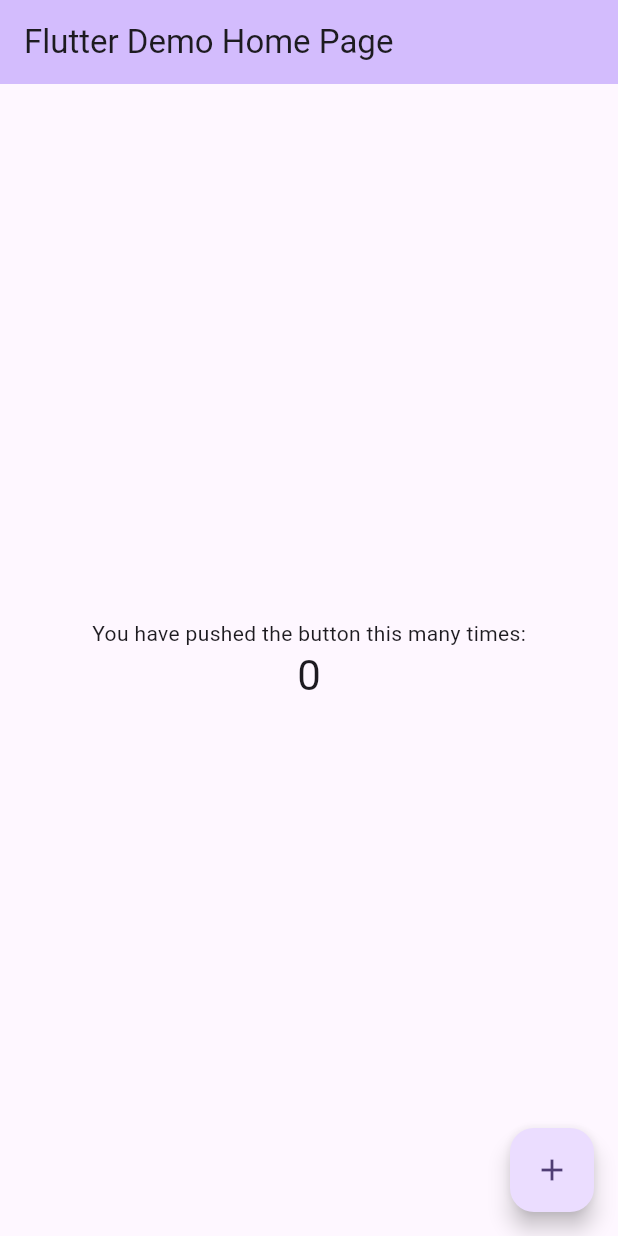
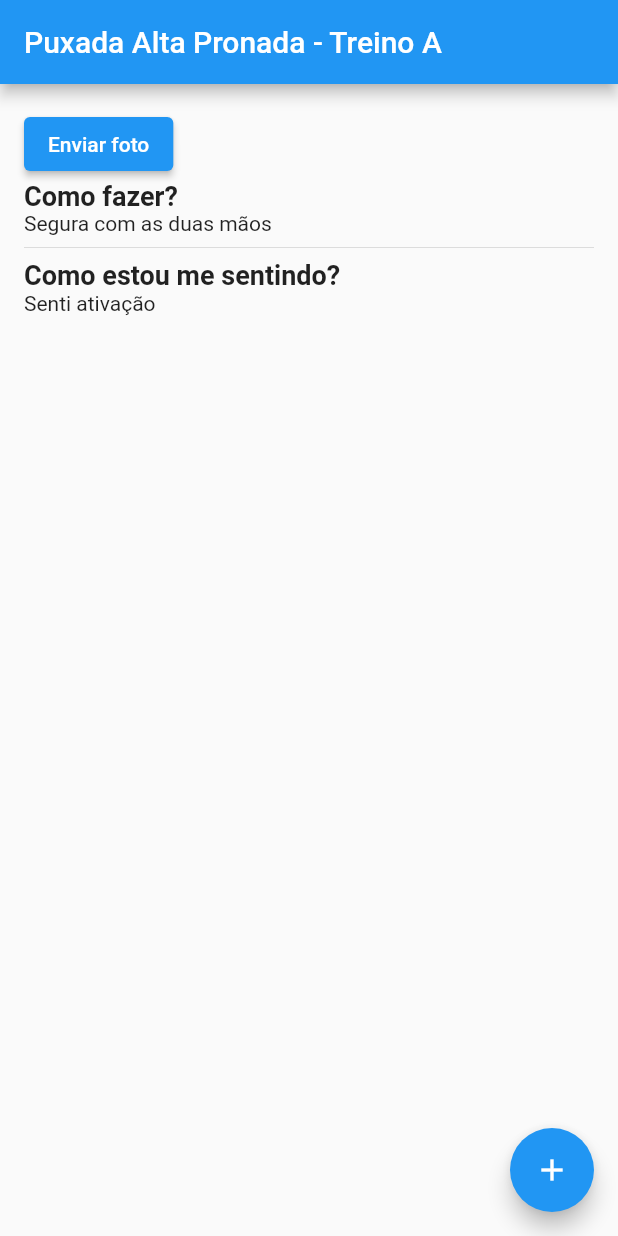
Before and after one commit to FellipePatrick/FlutterDoc, a Flutter app: the screen it shows after launch, on a phone screen of 412 x 824 dp. Run offline on Flutter 3.47's test engine with Material 2 defaults, Android fonts, the phone set to English and light mode, and no system bars.

Commit message:
Add new view and new models

```diff
--- a/src/FirstProject/app/lib/main.dart
+++ b/src/FirstProject/app/lib/main.dart
@@ -1,3 +1,4 @@
+import 'package:app1/views/exercicio_view.dart';
 import 'package:flutter/material.dart';
 
 void main() {
@@ -7,119 +8,10 @@ void main() {
 class MyApp extends StatelessWidget {
   const MyApp({super.key});
 
-  // This widget is the root of your application.
   @override
   Widget build(BuildContext context) {
     return MaterialApp(
-      title: 'Flutter Demo',
-      theme: ThemeData(
-        // This is the theme of your application.
-        //
-        // TRY THIS: Try running your application with "flutter run". You'll see
-        // the application has a blue toolbar. Then, without quitting the app,
-        // try changing the seedColor in the colorScheme below to Colors.green
-        // and then invoke "hot reload" (save your changes or press the "hot
-        // reload" button in a Flutter-supported IDE, or press "r" if you used
-        // the command line to start the app).
-        //
-        // Notice that the counter didn't reset back to zero; the application
-        // state is not lost during the reload. To reset the state, use hot
-        // restart instead.
-        //
-        // This works for code too, not just values: Most code changes can be
-        // tested with just a hot reload.
-        colorScheme: ColorScheme.fromSeed(seedColor: Colors.deepPurple),
-        useMaterial3: true,
-      ),
-      home: const MyHomePage(title: 'Flutter Demo Home Page'),
+      home: ExecicioTela(),
     );
   }
 }
-
-class MyHomePage extends StatefulWidget {
-  const MyHomePage({super.key, required this.title});
-
-  // This widget is the home page of your application. It is stateful, meaning
-  // that it has a State object (defined below) that contains fields that affect
-  // how it looks.
-
-  // This class is the configuration for the state. It holds the values (in this
-  // case the title) provided by the parent (in this case the App widget) and
-  // used by the build method of the State. Fields in a Widget subclass are
-  // always marked "final".
-
-  final String title;
-
-  @override
-  State<MyHomePage> createState() => _MyHomePageState();
-}
-
-class _MyHomePageState extends State<MyHomePage> {
-  int _counter = 0;
-
-  void _incrementCounter() {
-    setState(() {
-      // This call to setState tells the Flutter framework that something has
-      // changed in this State, which causes it to rerun the build method below
-      // so that the display can reflect the updated values. If we changed
-      // _counter without calling setState(), then the build method would not be
-      // called again, and so nothing would appear to happen.
-      _counter++;
-    });
-  }
-
-  @override
-  Widget build(BuildContext context) {
-    // This method is rerun every time setState is called, for instance as done
-    // by the _incrementCounter method above.
-    //
-    // The Flutter framework has been optimized to make rerunning build methods
-    // fast, so that you can just rebuild anything that needs updating rather
-    // than having to individually change instances of widgets.
-    return Scaffold(
-      appBar: AppBar(
-        // TRY THIS: Try changing the color here to a specific color (to
-        // Colors.amber, perhaps?) and trigger a hot reload to see the AppBar
-        // change color while the other colors stay the same.
-        backgroundColor: Theme.of(context).colorScheme.inversePrimary,
-        // Here we take the value from the MyHomePage object that was created by
-        // the App.build method, and use it to set our appbar title.
-        title: Text(widget.title),
-      ),
-      body: Center(
-        // Center is a layout widget. It takes a single child and positions it
-        // in the middle of the parent.
-        child: Column(
-          // Column is also a layout widget. It takes a list of children and
-          // arranges them vertically. By default, it sizes itself to fit its
-          // children horizontally, and tries to be as tall as its parent.
-          //
-          // Column has various properties to control how it sizes itself and
-          // how it positions its children. Here we use mainAxisAlignment to
-          // center the children vertically; the main axis here is the vertical
-          // axis because Columns are vertical (the cross axis would be
-          // horizontal).
-          //
-          // TRY THIS: Invoke "debug painting" (choose the "Toggle Debug Paint"
-          // action in the IDE, or press "p" in the console), to see the
-          // wireframe for each widget.
-          mainAxisAlignment: MainAxisAlignment.center,
-          children: <Widget>[
-            const Text(
-              'You have pushed the button this many times:',
-            ),
-            Text(
-              '$_counter',
-              style: Theme.of(context).textTheme.headlineMedium,
-            ),
-          ],
-        ),
-      ),
-      floatingActionButton: FloatingActionButton(
-        onPressed: _incrementCounter,
-        tooltip: 'Increment',
-        child: const Icon(Icons.add),
-      ), // This trailing comma makes auto-formatting nicer for build methods.
-    );
-  }
-}
--- /dev/null
+++ b/src/FirstProject/app/lib/models/exercicio_model.dart
@@ -0,0 +1,33 @@
+class ExercicioModel{
+  String id;
+  String name;
+  String treino;
+  String comoFazer;
+
+  String? urlImagem;
+
+  ExercicioModel({
+    required this.id,
+    required this.name,
+    required this.treino,
+    required this.comoFazer,
+  });
+
+  ExercicioModel.fromMap(Map<String, dynamic> map):
+  id = map["id"],
+  name = map["name"],
+  treino = map["treino"],
+  comoFazer = map["comoFazer"],
+  urlImagem = map["urlImagem"];
+
+  Map<String, dynamic> toMap(){
+    return{
+      "id": id,
+      "name": name,
+      "treino": treino,
+      "comoFazer": comoFazer,
+      "urlImagem": urlImagem,
+    };
+  }
+
+}
--- /dev/null
+++ b/src/FirstProject/app/lib/models/sentimentos_model.dart
@@ -0,0 +1,24 @@
+class sentimentosModel{
+  String id;
+  String sentimento;
+  String data;
+
+  sentimentosModel({
+    required this.id,
+    required this.sentimento,
+    required this.data,
+  });
+
+  sentimentosModel.fromMap(Map<String, dynamic> map):
+    id = map["id"],
+    sentimento = map["sentimento"],
+    data = map["data"];
+
+  Map<String, dynamic> toMap(){
+    return{
+      "id": id,
+      "sentimento": sentimento,
+      "data": data,
+    };
+  }
+}
--- /dev/null
+++ b/src/FirstProject/app/lib/views/exercicio_view.dart
@@ -0,0 +1,55 @@
+import 'package:app1/models/exercicio_model.dart';
+import 'package:app1/models/sentimentos_model.dart';
+import 'package:flutter/material.dart';
+
+class ExecicioTela extends StatelessWidget {
+  ExecicioTela({super.key});
+
+  final ExercicioModel exercicioModel = ExercicioModel(
+    id: "1",
+    name: "Remada Baixa",
+    treino: "Treino A",
+    comoFazer: "Segura a barra e puxa");
+
+  final List<sentimentosModel> listaSentimentos = [
+    sentimentosModel(id: "01", sentimento: "Ativacao", data: "2022-02-07"),
+    sentimentosModel(id: "02", sentimento: "Ativacao", data: "2022-02-19")
+  ];
+
+  @override
+  Widget build(BuildContext context) {
+    return Scaffold(
+        appBar: AppBar(title: const Text("Puxada Alta Pronada - Treino A")),
+        floatingActionButton: FloatingActionButton(
+        onPressed: () {
+          print("FAB FOI CLICADO!");
+        },
+        child: const Icon(Icons.add),),
+        body: Padding(
+          padding: const EdgeInsets.all(16.0),
+          child: Column(
+            crossAxisAlignment: CrossAxisAlignment.start,
+            children: [
+              ElevatedButton(
+                onPressed: (){},
+                child: const Text("Enviar foto"),
+              ),
+              const Text(
+                "Como fazer?",
+                style: TextStyle(
+                  fontWeight: FontWeight.bold,
+                  fontSize: 18),),
+                  const Text("Segura com as duas mãos"),
+                  Divider(),
+              const Text(
+                "Como estou me sentindo?",
+                style: TextStyle(
+                  fontWeight: FontWeight.bold,
+                  fontSize: 18),),
+                  const Text("Senti ativação"),
+          ]
+          ,),
+        )
+      );
+  }
+}
```
